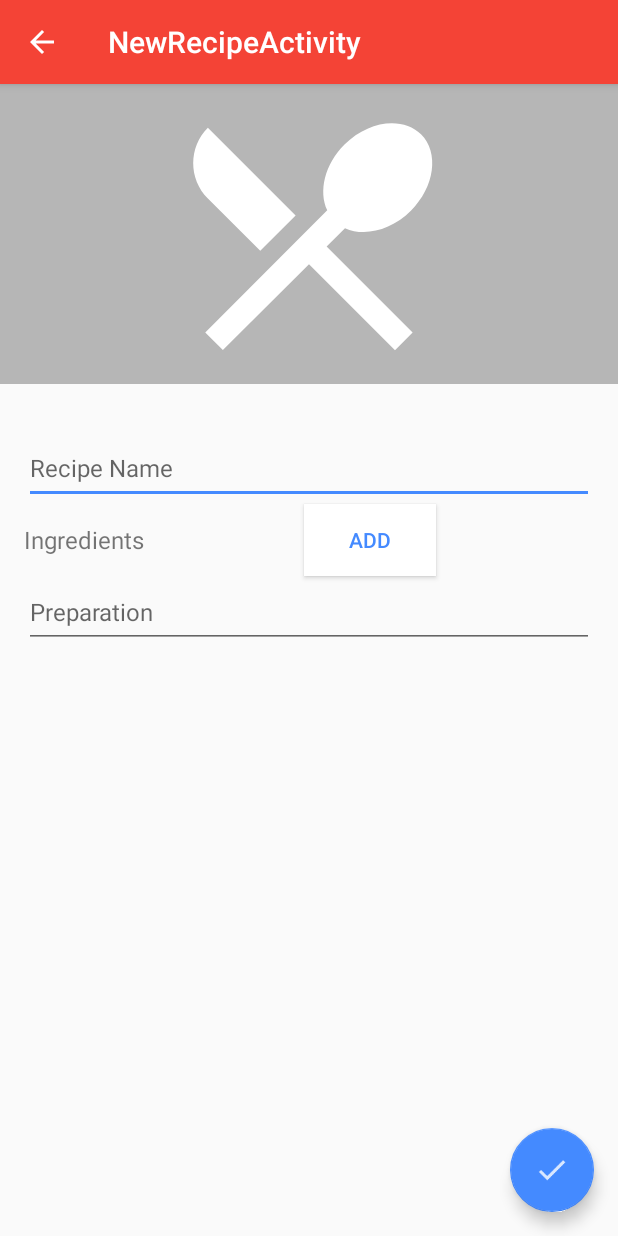
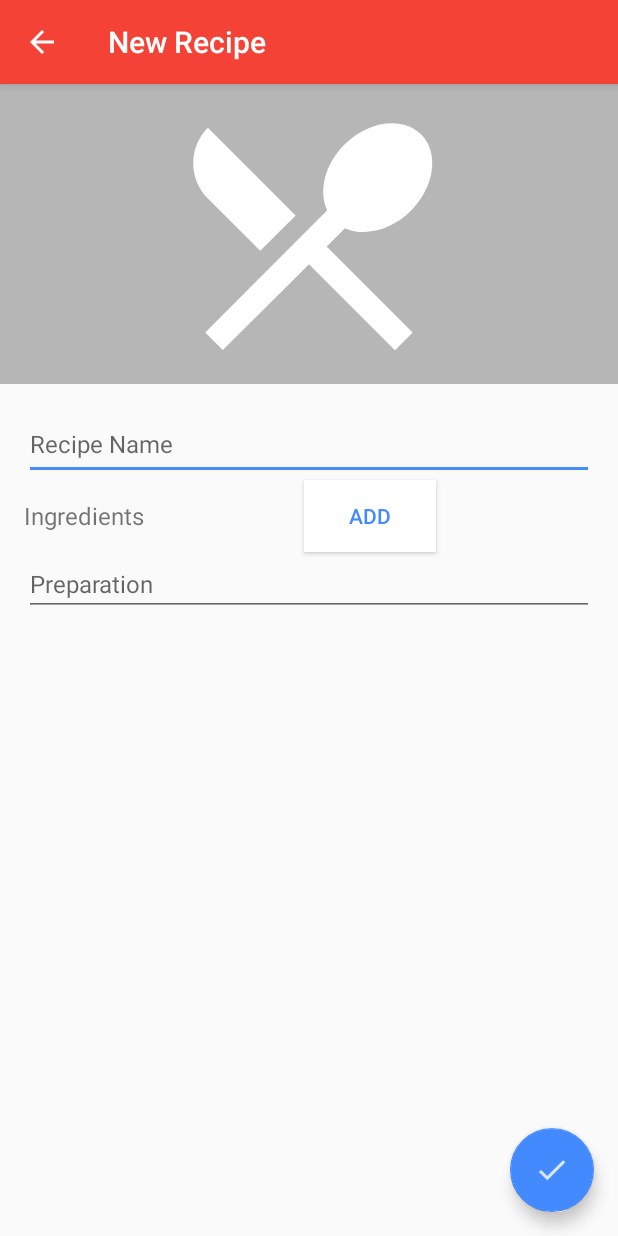
Before and after one commit to Adrian39/Cookbook, an Android app: the NewRecipeActivity screen opened directly, with no data from a screen before it, on a phone screen of 412 x 824 dp. Run offline under Robolectric (Android 15) with nearby library versions, the phone set to English and light mode, and no system bars.

Commit message:
Small changes to the layout

```diff
--- a/app/src/main/res/layout/content_new_recipe.xml
+++ b/app/src/main/res/layout/content_new_recipe.xml
@@ -25,16 +25,27 @@
                 android:background="@color/colorDivider"
                 android:contentDescription="Recipe Image"
                 android:src="@drawable/ic_meal"
-                android:tint="@color/colorWhite" />
+                android:tint="@color/colorWhite"
+                android:clickable="true"/>
 
             <RelativeLayout
                 android:layout_width="match_parent"
-                android:layout_height="wrap_content"
+                android:layout_height="match_parent"
                 android:paddingBottom="@dimen/activity_vertical_margin"
                 android:paddingLeft="@dimen/activity_horizontal_margin"
                 android:paddingRight="@dimen/activity_horizontal_margin"
                 android:paddingTop="@dimen/activity_vertical_margin">
 
+                <EditText
+
+                    android:id="@+id/txtRecipeName"
+                    android:layout_width="match_parent"
+                    android:layout_height="48dp"
+                    android:layout_alignParentStart="true"
+                    android:fontFamily="sans-serif"
+                    android:hint="Recipe Name"
+                    android:inputType="textPersonName"
+                    android:textSize="16sp" />
 
                 <TextView
                     android:id="@+id/txtIngredients"
@@ -52,15 +63,12 @@
                 <EditText
                     android:id="@+id/txtRecipePreparation"
                     android:layout_width="match_parent"
-                    android:layout_height="48dp"
+                    android:layout_height="match_parent"
                     android:layout_alignParentStart="true"
                     android:layout_below="@+id/txtIngredients"
-                    android:ems="10"
                     android:fontFamily="sans-serif"
                     android:hint="Preparation"
-                    android:inputType="textPersonName"
-                    android:lines="5"
-                    android:minLines="4"
+                    android:inputType="textMultiLine"
                     android:textSize="16sp" />
 
                 <Button
@@ -74,18 +82,6 @@
                     android:textColor="@color/colorAccent"
                     android:textSize="14dp" />
 
-                <EditText
-
-                    android:id="@+id/txtRecipeName"
-                    android:layout_width="match_parent"
-                    android:layout_height="48dp"
-                    android:layout_alignParentStart="true"
-                    android:layout_marginTop="@dimen/activity_vertical_margin"
-                    android:fontFamily="sans-serif"
-                    android:hint="Recipe Name"
-                    android:inputType="textPersonName"
-                    android:textSize="16sp" />
-
             </RelativeLayout>
 
 
--- a/app/src/main/res/values/strings.xml
+++ b/app/src/main/res/values/strings.xml
@@ -1,11 +1,13 @@
 <resources>
+    <!--APP AND ACTIVITIES' NAMES-->
     <string name="app_name">Cookbook</string>
+    <string name="title_activity_new_recipe">New Recipe</string>
 
     <string name="navigation_drawer_open">Open navigation drawer</string>
     <string name="navigation_drawer_close">Close navigation drawer</string>
 
     <string name="action_settings">Settings</string>
-    <string name="title_activity_new_recipe">NewRecipeActivity</string>
+
     <string name="ingredients">Ingredients</string>
     <string name="action_add">Add</string>
     <string name="title_add_ingredient">Add Ingredient</string>
```
Also changed, not shown: 1 other file.
